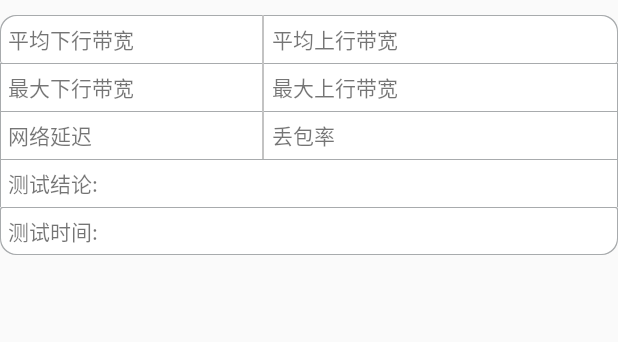
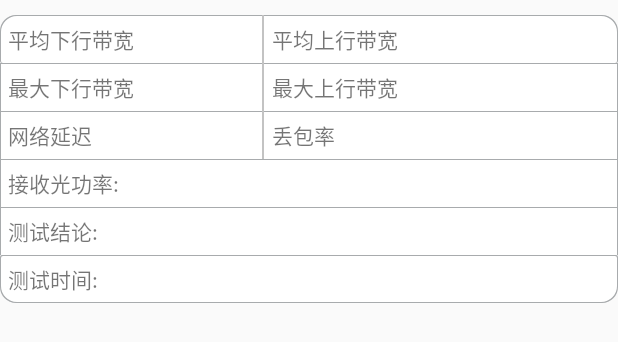
Before and after one commit to richardhill81/NT10G.client, an Android app: the layout content_speedtest_result.xml on its own in the app's theme, with its tools: preview values and no code run, on a phone screen of 412 x 824 dp. Shown: the top 342 px of the screen. Run offline under Robolectric (Android 15) with nearby library versions, the phone set to English and light mode, and no system bars.

Commit message:
v0.0.3.01 24012101，测速界面增加接收光功率

```diff
--- a/app/src/main/res/layout/content_speedtest_result.xml
+++ b/app/src/main/res/layout/content_speedtest_result.xml
@@ -247,6 +247,26 @@
             android:padding="5dip" />
     </TableRow>
     <TableRow
+        android:id="@+id/tablerow_speedtest_result_recvOpticalPower"
+        android:layout_width="match_parent"
+        android:layout_height="match_parent"
+        android:background="@drawable/shape_no_corner_without_bottom">
+
+        <TextView
+            android:layout_width="wrap_content"
+            android:layout_height="wrap_content"
+            android:padding="5dip"
+            android:text="接收光功率:"
+            tools:ignore="HardcodedText" />
+
+        <TextView
+            android:id="@+id/textview_speedtest_result_recvOpticalPower"
+            android:layout_width="wrap_content"
+            android:layout_height="wrap_content"
+            android:layout_span="4"
+            android:padding="5dip" />
+    </TableRow>
+    <TableRow
         android:layout_width="match_parent"
         android:layout_height="match_parent"
         android:background="@drawable/shape_no_corner_without_bottom">
--- a/config.gradle
+++ b/config.gradle
@@ -6,8 +6,8 @@ ext {
         compileSdkVersion: 30,
         buildToolsVersion: "30.0.3",
         minSdkVersion    : 26,
-        versionCode      : 23102002,
-        versionName      : "0.0.2.04",
+        versionCode      : 24012101,
+        versionName      : "0.0.3.01",
         flavorDimensions : "CHANNEL"
     ]
 }
```
Also changed, not shown: app/src/main/java/com/shwangce/nt10g/client/speedtest/SpeedTestFragment.java (+14 -2 lines), app/src/main/java/com/shwangce/nt10g/client/speedtest/SpeedTestPresenter.java (+21 -2 lines), app/src/main/java/com/shwangce/nt10g/client/speedtest/SpeedTestResultBean.java (+8 -0 lines).
